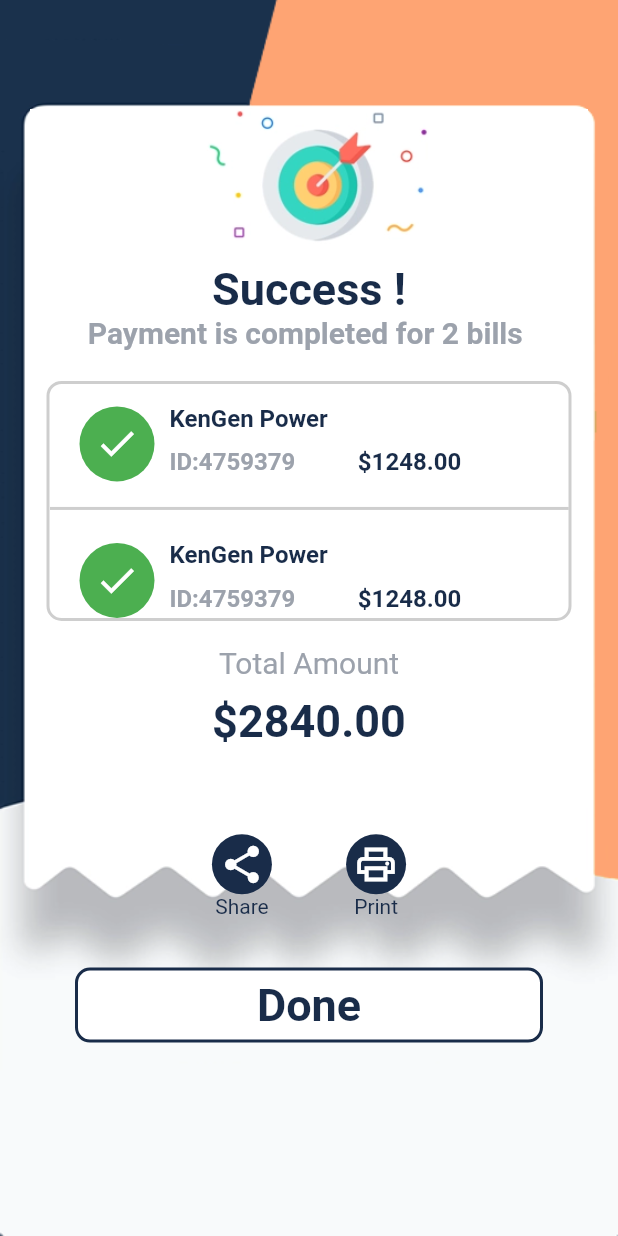
After one commit to vip9888/Payment_app, a Flutter app: the screen it shows after launch, after a tap on "Pay All Bills", on a phone screen of 412 x 824 dp. The commit adds this screen. Run offline on Flutter 3.47's test engine with Material 2 defaults, Android fonts, the phone set to English and light mode, and no system bars; our stand-ins replace get.

Commit message:
Day-4 Completed UI Part Completed

```diff
--- a/lib/main.dart
+++ b/lib/main.dart
@@ -1,5 +1,7 @@
 import 'package:flutter/material.dart';
 import 'package:flutter_payment_app/pages/home_page.dart';
+import 'package:flutter_payment_app/pages/payment_page.dart';
+import 'package:get/get_navigation/src/root/get_material_app.dart';
 
 void main() {
   runApp(MyApp());
@@ -9,7 +11,7 @@ class MyApp extends StatelessWidget {
   // This widget is the root of your application.
   @override
   Widget build(BuildContext context) {
-    return MaterialApp(
+    return GetMaterialApp(
       debugShowCheckedModeBanner: false,
       title: 'Flutter Demo',
       theme: ThemeData(
--- a/lib/pages/home_page.dart
+++ b/lib/pages/home_page.dart
@@ -3,9 +3,12 @@ import 'package:flutter/material.dart';
 import 'package:flutter/src/foundation/key.dart';
 import 'package:flutter/src/widgets/framework.dart';
 import 'package:flutter_payment_app/component/colors.dart';
+import 'package:flutter_payment_app/pages/payment_page.dart';
 import 'package:flutter_payment_app/widgets/buttons.dart';
 import 'package:flutter_payment_app/widgets/large_buttons.dart';
 import 'package:flutter_payment_app/widgets/text_size.dart';
+import 'package:get/get.dart';
+import 'package:get/get_core/src/get_main.dart';
 
 class MyHomepage extends StatefulWidget {
   const MyHomepage({Key? key}) : super(key: key);
@@ -375,6 +378,9 @@ class _MyHomepageState extends State<MyHomepage> {
       child: AppLargeButton(
         text: "Pay All Bills",
         textColor: Colors.white,
+        onTap: () {
+          Get.to(() => PaymentPage());
+        },
       ),
     );
   }
--- /dev/null
+++ b/lib/pages/payment_page.dart
@@ -0,0 +1,228 @@
+import 'package:flutter/material.dart';
+import 'package:flutter/src/foundation/key.dart';
+import 'package:flutter/src/widgets/framework.dart';
+import 'package:flutter_payment_app/component/colors.dart';
+import 'package:flutter_payment_app/widgets/buttons.dart';
+import 'package:flutter_payment_app/widgets/large_buttons.dart';
+import 'package:get/get.dart';
+
+class PaymentPage extends StatelessWidget {
+  const PaymentPage({Key? key}) : super(key: key);
+
+  @override
+  Widget build(BuildContext context) {
+    double h = MediaQuery.of(context).size.height;
+    double w = MediaQuery.of(context).size.width;
+    return Scaffold(
+      body: Container(
+        padding: const EdgeInsets.only(top: 60, left: 20, right: 20),
+        height: h,
+        width: w,
+        decoration: BoxDecoration(
+          image: DecorationImage(
+            fit: BoxFit.fill,
+            image: AssetImage(
+              "images/paymentbackground.png",
+            ),
+          ),
+        ),
+        child: Column(
+          children: [
+            Container(
+              width: double.maxFinite,
+              height: h * 0.14,
+              decoration: BoxDecoration(
+                image: DecorationImage(
+                  fit: BoxFit.fitWidth,
+                  image: AssetImage(
+                    "images/success.png",
+                  ),
+                ),
+              ),
+            ),
+            Text(
+              "Success !",
+              style: TextStyle(
+                fontSize: 30,
+                fontWeight: FontWeight.bold,
+                color: AppColor.mainColor,
+              ),
+            ),
+            Text(
+              "Payment is completed for 2 bills ",
+              style: TextStyle(
+                fontSize: 20,
+                fontWeight: FontWeight.w600,
+                color: AppColor.idColor,
+              ),
+            ),
+            SizedBox(
+              height: h * 0.025,
+            ),
+            Container(
+              height: 160,
+              width: 350,
+              decoration: BoxDecoration(
+                borderRadius: BorderRadius.circular(10),
+                border: Border.all(
+                  width: 2,
+                  color: Colors.grey.withOpacity(0.5),
+                ),
+              ),
+              child: MediaQuery.removePadding(
+                removeTop: true,
+                context: context,
+                child: ListView.builder(
+                  itemCount: 3,
+                  itemBuilder: (_, index) {
+                    return Container(
+                      child: Column(
+                        children: [
+                          Row(
+                            children: [
+                              Container(
+                                margin: const EdgeInsets.only(
+                                  top: 15,
+                                  left: 20,
+                                  bottom: 10,
+                                ),
+                                height: 50,
+                                width: 50,
+                                decoration: BoxDecoration(
+                                  borderRadius: BorderRadius.circular(25),
+                                  color: Colors.green,
+                                ),
+                                child: Icon(
+                                  Icons.done,
+                                  size: 30,
+                                  color: Colors.white,
+                                ),
+                              ),
+                              SizedBox(
+                                width: 10,
+                              ),
+                              Column(
+                                crossAxisAlignment: CrossAxisAlignment.start,
+                                children: [
+                                  Text(
+                                    "KenGen Power",
+                                    style: TextStyle(
+                                      fontSize: 16,
+                                      fontWeight: FontWeight.bold,
+                                      color: AppColor.mainColor,
+                                    ),
+                                  ),
+                                  SizedBox(
+                                    height: 10,
+                                  ),
+                                  Text(
+                                    "ID:4759379",
+                                    style: TextStyle(
+                                        fontSize: 16,
+                                        fontWeight: FontWeight.bold,
+                                        color: AppColor.idColor),
+                                  ),
+                                ],
+                              ),
+                              SizedBox(
+                                width: 20,
+                              ),
+                              Column(
+                                children: [
+                                  Text(
+                                    "",
+                                    style: TextStyle(
+                                      fontSize: 16,
+                                      fontWeight: FontWeight.w700,
+                                      color: AppColor.mainColor,
+                                    ),
+                                  ),
+                                  SizedBox(
+                                    height: 10,
+                                  ),
+                                  Text(
+                                    "\$1248.00",
+                                    style: TextStyle(
+                                      fontSize: 16,
+                                      fontWeight: FontWeight.w700,
+                                      color: AppColor.mainColor,
+                                    ),
+                                  ),
+                                ],
+                              ),
+                            ],
+                          ),
+                          Divider(
+                            thickness: 2,
+                            color: Colors.grey.withOpacity(0.5),
+                          ),
+                        ],
+                      ),
+                    );
+                  },
+                ),
+              ),
+            ),
+            SizedBox(
+              height: h * 0.02,
+            ),
+            Column(
+              children: [
+                Text(
+                  "Total Amount",
+                  style: TextStyle(
+                    fontSize: 20,
+                    color: AppColor.idColor,
+                  ),
+                ),
+                SizedBox(
+                  height: 10,
+                ),
+                Text(
+                  "\$2840.00",
+                  style: TextStyle(
+                    fontSize: 30,
+                    fontWeight: FontWeight.bold,
+                    color: AppColor.mainColor,
+                  ),
+                ),
+              ],
+            ),
+            SizedBox(
+              height: h * 0.07,
+            ),
+            Row(
+              mainAxisAlignment: MainAxisAlignment.center,
+              children: [
+                AppButtons(
+                  icon: Icons.share_sharp,
+                  onTap: () {},
+                  text: "Share",
+                ),
+                SizedBox(
+                  width: h * 0.06,
+                ),
+                AppButtons(
+                  icon: Icons.print_outlined,
+                  onTap: () {},
+                  text: "Print",
+                ),
+              ],
+            ),
+            SizedBox(
+              height: h * 0.04,
+            ),
+            AppLargeButton(
+              text: "Done",
+              backgroundColor: Colors.white,
+              textColor: AppColor.mainColor,
+              onTap: () {
+                Get.back();
+              },
+            ),
+          ],
+        ),
+      ),
+    );
+  }
+}
--- a/pubspec.yaml
+++ b/pubspec.yaml
@@ -28,6 +28,7 @@ dependencies:
   # The following adds the Cupertino Icons font to your application.
   # Use with the CupertinoIcons class for iOS style icons.
   cupertino_icons: ^1.0.2
+  get:
 
 dev_dependencies:
   flutter_test:
```
Also changed, not shown: pubspec.lock.
